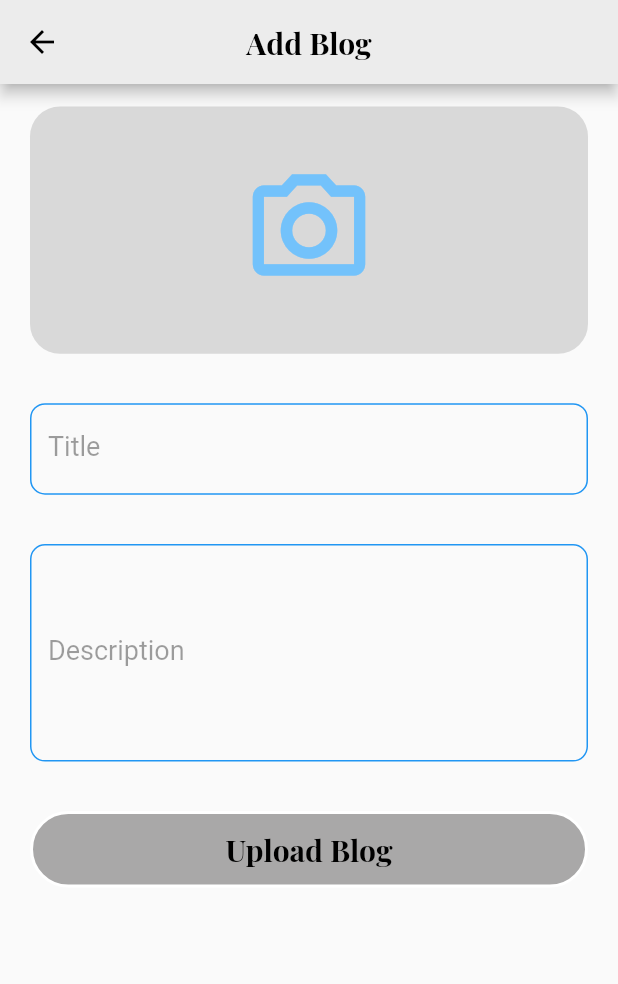
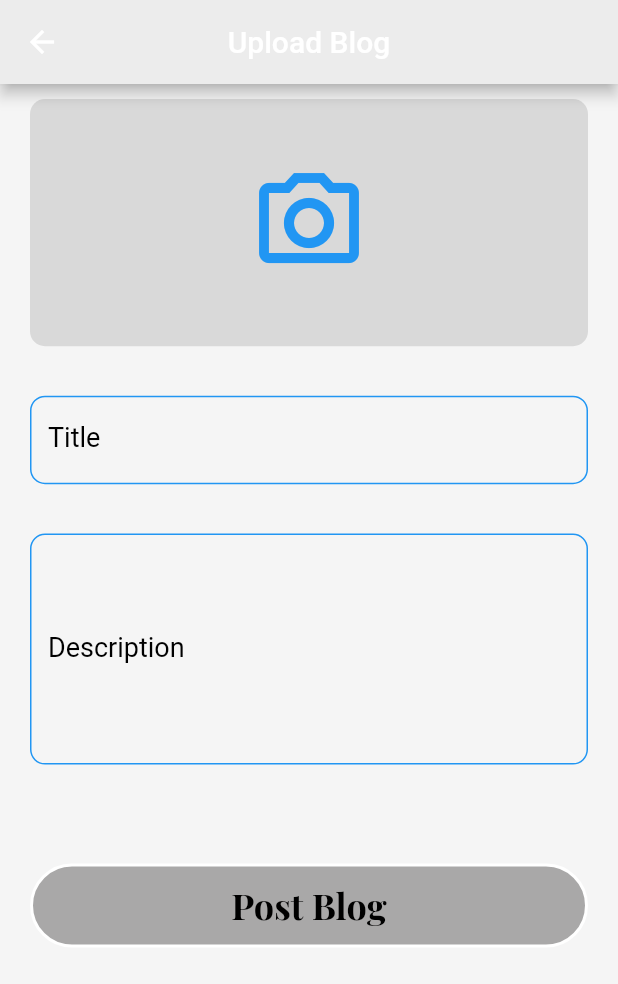
Before and after one commit to Mukaram555/Blog_App, a Flutter app: the HomePage screen opened directly, after a tap on the "add" icon, on a phone screen of 412 x 824 dp. Shown: the top 984 px of the screen. Run offline on Flutter 3.47's test engine with Material 2 defaults, Android fonts, the light colour scheme and no system bars; drawn by our look-alikes of modal_progress_hud_nsn; our stand-ins replace firebase_auth, firebase_core, firebase_database, firebase_storage, fluttertoast, google_fonts and 1 more; accounts and stored records are empty.

Commit message:
Created the home page and also removed the bugs from code

```diff
--- a/lib/main.dart
+++ b/lib/main.dart
@@ -2,9 +2,12 @@ import 'package:bolg_app/screens/splash_screen.dart';
 import 'package:firebase_core/firebase_core.dart';
 import 'package:flutter/material.dart';
 
+import 'firebase_options.dart';
+
 void main()  async{
   WidgetsFlutterBinding.ensureInitialized();
   await Firebase.initializeApp(
+    options: DefaultFirebaseOptions.currentPlatform,
   );
   runApp(const MyApp());
 }
--- a/lib/screens/add_post.dart
+++ b/lib/screens/add_post.dart
@@ -1,15 +1,15 @@
 import 'dart:io';
+import 'package:firebase_auth/firebase_auth.dart';
+import 'package:firebase_storage/firebase_storage.dart';
+import 'package:bolg_app/colors/colors.dart';
 import 'package:bolg_app/const/round_button.dart';
-import 'package:firebase_auth/firebase_auth.dart';
-import 'package:firebase_database/firebase_database.dart';
-import 'package:firebase_storage/firebase_storage.dart' as firebase_storage;
-import 'package:firebase_storage/firebase_storage.dart';
 import 'package:flutter/material.dart';
 import 'package:fluttertoast/fluttertoast.dart';
-import 'package:google_fonts/google_fonts.dart';
 import 'package:image_picker/image_picker.dart';
+import 'package:firebase_database/firebase_database.dart';
 import 'package:modal_progress_hud_nsn/modal_progress_hud_nsn.dart';
-import '../colors/colors.dart';
+
+import 'home_page.dart';
 
 class AddPostScreen extends StatefulWidget {
   const AddPostScreen({Key? key}) : super(key: key);
@@ -19,80 +19,72 @@ class AddPostScreen extends StatefulWidget {
 }
 
 class _AddPostScreenState extends State<AddPostScreen> {
-  @override
-  Widget build(BuildContext context) {
 
-    final postReference = FirebaseDatabase.instance.ref().child("Posts");
-    // firebase_storage.FirebaseStorage storage = firebase_storage.FirebaseStorage.instance;
-    File? image;
-    final formKey = GlobalKey<FormState>();
+  final FirebaseAuth _auth = FirebaseAuth.instance;
+  bool showSpinner = false;
+  final postRef = FirebaseDatabase.instance.ref().child("Posts");
+  FirebaseStorage storage = FirebaseStorage.instance;
+
+  File? _image;
+  final ImagePicker picker = ImagePicker();
+  final _formKey = GlobalKey<FormState>();
   TextEditingController titleController = TextEditingController();
   TextEditingController descriptionController = TextEditingController();
-    final picker = ImagePicker();
-    FirebaseAuth auth = FirebaseAuth.instance;
-    bool showSpinner = false;
-    Future getImageGallery()async{
+
+  Future getImageGallery() async {
     final pickedFile = await picker.pickImage(source: ImageSource.gallery);
+
     setState(() {
       if(pickedFile != null){
-          image = File(pickedFile.path);
-        }
-        else{
+        _image = File(pickedFile.path);
+      }else{
         toastMessage("No Image Selected");
       }
     });
   }
 
-    Future getCameraImage() async{
+  Future getCameraImage() async {
     final pickedFile = await picker.pickImage(source: ImageSource.camera);
+
     setState(() {
       if(pickedFile != null){
-          image = File(pickedFile.path);
-        }
-        else{
+        _image = File(pickedFile.path);
+      }else{
         toastMessage("No Image Selected");
       }
     });
   }
 
-    void dialog(context) {
-      showDialog(
-          context: context,
-          builder: (context) {
+  void dialogAlert(context){
+    showDialog(context: context, builder: (BuildContext context){
       return AlertDialog(
         shape: RoundedRectangleBorder(
-                borderRadius: BorderRadius.circular(10.0),
+          borderRadius: BorderRadius.circular(10),
         ),
         content: SizedBox(
           height: 120,
           child: Column(
             children: [
               InkWell(
-                      onTap: () {
+                onTap: (){
                   getCameraImage();
                   Navigator.pop(context);
                 },
                 child: const ListTile(
-                        title: Text(
-                          "Camera",
-                          style: TextStyle(fontWeight: FontWeight.bold),
-                        ),
                   leading: Icon(Icons.camera_alt),
+                  title: Text("Camera"),
                 ),
               ),
               InkWell(
-                      onTap: () {
+                onTap: (){
                   getImageGallery();
                   Navigator.pop(context);
                 },
                 child: const ListTile(
-                        title: Text(
-                          "Gallery",
-                          style: TextStyle(fontWeight: FontWeight.bold),
+                  leading: Icon(Icons.photo),
+                  title: Text("Gallery"),
                 ),
-                        leading: Icon(Icons.photo),
-                      ),
-                    ),
+              )
             ],
           ),
         ),
@@ -100,58 +92,45 @@ class _AddPostScreenState extends State<AddPostScreen> {
     });
   }
 
+
+  @override
+  Widget build(BuildContext context) {
     return ModalProgressHUD(
       inAsyncCall: showSpinner,
       child: Scaffold(
-        appBar: AppBar(
+        backgroundColor: const Color(0xffF5F5F5),
+        appBar: AppBar(title: const Text("Upload Blog"),
+        centerTitle: true,
         backgroundColor: appbarBackgroundColorAddBlog,
-          automaticallyImplyLeading: false,
-          leading: IconButton(
-            icon: const Icon(Icons.arrow_back, color: Colors.black),
-            onPressed: () => Navigator.of(context).pop(),
-          ),
-          centerTitle: true,
-          title: Text(
-            "Add Blog",
-            style: GoogleFonts.playfairDisplay(
-              color: appBarTextColor,
-              fontWeight: FontWeight.bold,
-              fontSize: 20,
-            ),
-          ),
         ),
         body: SingleChildScrollView(
           child: Padding(
-            padding: const EdgeInsets.symmetric(horizontal: 20, vertical: 15),
+            padding: const EdgeInsets.symmetric(vertical: 10, horizontal: 20),
             child: Column(
-              mainAxisAlignment: MainAxisAlignment.center,
               children: [
                 InkWell(
-                  onTap: () {
-                    dialog(context);
+                  onTap: (){
+                    dialogAlert(context);
                   },
                   child: Center(
                     child: SizedBox(
-                      height: MediaQuery.of(context).size.height * .2,
-                      width: MediaQuery.of(context).size.width * 1,
-
-                      child: image != null ? Image.file(
-                        image!.absolute,
+                      width: MediaQuery.of(context).size.width *1,
+                      height: MediaQuery.of(context).size.height * 0.2,
+                      child: _image != null ? ClipRRect(
+                        child: Image.file(
+                          _image!.absolute,
+                          height: 100,
                           width: 100,
-                        height: 100,
-                        fit: BoxFit.fitHeight,
-                      ): Container(
+                          fit: BoxFit.cover,
+                        ),
+                      ):Container(
                         decoration: BoxDecoration(
-                                borderRadius: BorderRadius.circular(20),
                           color: containerBackgroundColor,
+                          borderRadius: BorderRadius.circular(10),
                         ),
                         width: 100,
                         height: 100,
-                              child: Icon(
-                                Icons.camera_alt_outlined,
-                                color: iconColorForImage,
-                                size: 90,
-                              ),
+                        child: const Icon(Icons.camera_alt_outlined,size: 80,color: Colors.blue,),
                       ),
                     ),
                   ),
@@ -160,116 +139,86 @@ class _AddPostScreenState extends State<AddPostScreen> {
                   height: MediaQuery.of(context).size.height * 0.04,
                 ),
                 Form(
-                  key: formKey,
+                  key: _formKey,
                     child: Column(
                   children: [
                     TextFormField(
                       controller: titleController,
-                        style: const TextStyle(color: Colors.black, fontSize: 18),
+                      keyboardType: TextInputType.text,
+                      minLines: 1,
                       decoration: InputDecoration(
-                          hintText: "Enter Blog Title here...",
+                        hintText: "Title...",
                         labelText: "Title",
-                          labelStyle: const TextStyle(color: Colors.black38),
-                          hintStyle: const TextStyle(color: Colors.black38),
-                          enabledBorder: OutlineInputBorder(
+                        labelStyle: TextStyle(color: appBarTextColor,fontSize: 18,),
+                        border: OutlineInputBorder(
                           borderRadius: BorderRadius.circular(10),
-                            borderSide: const BorderSide(color: Colors.blue),
+                          borderSide: const BorderSide(color: Colors.blue,width: 1,),
                         ),
-                          focusedErrorBorder: OutlineInputBorder(
+                        focusedBorder: OutlineInputBorder(
+                          borderSide: const BorderSide(color: Colors.greenAccent,width: 1,),
                           borderRadius: BorderRadius.circular(10),
-                            borderSide: const BorderSide(color: Colors.red),
                         ),
-                          errorBorder: OutlineInputBorder(
+                        enabledBorder:  OutlineInputBorder(
+                          borderSide: const BorderSide(color: Colors.blue,width: 1,),
                           borderRadius: BorderRadius.circular(10),
-                            borderSide: const BorderSide(color: Colors.red),
-                          ),
-                          errorStyle: TextStyle(color: textColor),
-                          focusedBorder: OutlineInputBorder(
-                            borderRadius: BorderRadius.circular(10),
-                            borderSide: const BorderSide(color: Colors.black54),
                         ),
                       ),
-                        validator: (value) {
-                          return value!.isEmpty
-                              ? "Please Enter Blog Title"
-                              : null;
-                        },
                     ),
                     SizedBox(
                       height: MediaQuery.of(context).size.height * 0.04,
                     ),
                     TextFormField(
                       controller: descriptionController,
-                        maxLines: 5,
-                        style: const TextStyle(color: Colors.black, fontSize: 18),
+                      maxLines: 6,
+                      keyboardType: TextInputType.text,
                       decoration: InputDecoration(
-                          hintText: "Enter the Details here...",
+                          hintText: "Description...",
                           labelText: "Description",
-                          labelStyle: const TextStyle(
-                            color: Colors.black38,
+                          floatingLabelAlignment: FloatingLabelAlignment.start,
+                          labelStyle: TextStyle(color: appBarTextColor,fontSize: 18,),
+                          border: OutlineInputBorder(
+                            borderRadius: BorderRadius.circular(10),
+                            borderSide: const BorderSide(color: Colors.blue,width: 1,),
                           ),
-                          hintStyle: const TextStyle(color: Colors.black38),
-                          enabledBorder: OutlineInputBorder(
+                          focusedBorder: OutlineInputBorder(
+                            borderSide: const BorderSide(color: Colors.greenAccent,width: 1,),
                             borderRadius: BorderRadius.circular(10),
-                            borderSide: const BorderSide(color: Colors.blue),
                           ),
-                          focusedErrorBorder: OutlineInputBorder(
+                        enabledBorder:  OutlineInputBorder(
+                          borderSide: const BorderSide(color: Colors.blue,width: 1,),
                           borderRadius: BorderRadius.circular(10),
-                            borderSide: const BorderSide(color: Colors.red),
-                          ),
-                          errorBorder: OutlineInputBorder(
-                            borderRadius: BorderRadius.circular(10),
-                            borderSide: const BorderSide(color: Colors.red),
-                          ),
-                          errorStyle: TextStyle(color: textColor),
-                          focusedBorder: OutlineInputBorder(
-                            borderRadius: BorderRadius.circular(10),
-                            borderSide: const BorderSide(color: Colors.black54),
                         ),
                       ),
-                        validator: (value) {
-                          return value!.isEmpty
-                              ? "Please Enter Blog Title"
-                              : null;
-                        },
                     ),
                     SizedBox(
-                        height: MediaQuery.of(context).size.height * 0.04,
+                      height: MediaQuery.of(context).size.height * 0.08,
                     ),
-                      RoundButton(
-                          title: "Upload Blog",
-                          sizeOfText: 20,
-                          onPressed: () async{
-
+                    RoundButton(title: "Post Blog", onPressed: () async{
                       setState(() {
                         showSpinner = true;
                       });
                       try{
-
                         int date = DateTime.now().millisecondsSinceEpoch;
 
-                              firebase_storage.Reference ref = firebase_storage.FirebaseStorage.instance.ref("/BlogApp $date");
-                              UploadTask uploadTask = ref.putFile(image!.absolute);
-
+                        var refer = await FirebaseStorage.instance.ref("/blogapp$date").child('images').putFile(_image!.absolute);
+                        TaskSnapshot uploadTask = refer;
                         await Future.value(uploadTask);
-                              final User? user = auth.currentUser;
-
-                              var newUrl = await ref.getDownloadURL();
-                              postReference.child("Post List").child(date.toString()).set({
-
-                                "pID" : date.toString(),
+                        var newUrl =await refer.ref.getDownloadURL();
+                        final User? user = _auth.currentUser;
+                        postRef.child("Post List").child(date.toString()).set({
+                          "pPostID": date.toString(),
                           "pImage" : newUrl.toString(),
-                                "pTime" : date.toString(),
-                                "pTitle" : titleController.text.toString(),
-                                "pDescription" : descriptionController.text.toString(),
-                                "uEmail" : user!.email.toString(),
-                                "uID" : user.uid.toString(),
-
+                          "pTime": date.toString(),
+                          "pTitle": titleController.text.toString(),
+                          "pDescription": descriptionController.text.toString(),
+                          "pEmail": user!.email,
+                          "pId": user.uid,
                         }).then((value){
-                                toastMessage("Post Published");
                           setState(() {
                             showSpinner = false;
                           });
+                          toastMessage("Post Published");
+                          Navigator.push(context, MaterialPageRoute(builder: (context)=>const HomePage(),),);
                         }).onError((error, stackTrace) {
                           setState(() {
                             showSpinner = false;
@@ -278,20 +227,19 @@ class _AddPostScreenState extends State<AddPostScreen> {
                         });
 
                       }catch(e){
+                        toastMessage(e.toString());
                         setState(() {
                           showSpinner = false;
                         });
-                              toastMessage(e.toString());
                       }
-                          }
-        ),
+                    },sizeOfText: 24,),
                   ],
-                  ),
-                ),
+                ),),
               ],
             ),
           ),
         ),
+
       ),
     );
   }
--- a/lib/screens/home_page.dart
+++ b/lib/screens/home_page.dart
@@ -2,6 +2,8 @@ import 'package:bolg_app/colors/colors.dart';
 import 'package:bolg_app/screens/add_post.dart';
 import 'package:bolg_app/screens/login_page.dart';
 import 'package:firebase_auth/firebase_auth.dart';
+import 'package:firebase_database/firebase_database.dart';
+import 'package:firebase_database/ui/firebase_animated_list.dart';
 import 'package:flutter/material.dart';
 import 'package:google_fonts/google_fonts.dart';
 
@@ -13,19 +15,15 @@ class HomePage extends StatefulWidget {
 }
 
 class _HomePageState extends State<HomePage> {
+  final reference = FirebaseDatabase.instance.ref().child('Posts');
+  final FirebaseAuth _auth = FirebaseAuth.instance;
+
   @override
   Widget build(BuildContext context) {
     return Scaffold(
       appBar: AppBar(
         leading: const Icon(Icons.drag_handle),
         actions: [
-          InkWell(
-            onTap: () {},
-            child: const Icon(
-              Icons.person,
-              size: 40,
-            ),
-          ),
           SizedBox(
             width: MediaQuery.of(context).size.width * 0.02,
           ),
@@ -38,22 +36,29 @@ class _HomePageState extends State<HomePage> {
                 ),
               );
             },
-            child: const Icon(Icons.add,size: 20,),
+            child: const Icon(
+              Icons.add,
+              size: 30,
+            ),
           ),
           SizedBox(
             width: MediaQuery.of(context).size.width * 0.02,
           ),
           InkWell(
-            onTap: () async{
-              await FirebaseAuth.instance.signOut();
+            onTap: ()  {
+              _auth.signOut().then((value) {
                 Navigator.push(
                   context,
                   MaterialPageRoute(
                     builder: (context) => const LoginPage(),
                   ),
                 );
+              });
             },
-            child: const Icon(Icons.lock,size: 20,),
+            child: const Icon(
+              Icons.logout,
+              size: 30,
+            ),
           ),
           SizedBox(
             width: MediaQuery.of(context).size.width * 0.02,
@@ -70,6 +75,72 @@ class _HomePageState extends State<HomePage> {
           ),
         ),
       ),
+      body: Column(
+        children: [
+          Expanded(
+            child: FirebaseAnimatedList(
+              query: reference.child('Post List'),
+              itemBuilder: (BuildContext context, DataSnapshot snapshot,
+                  Animation<double> animation, int index) {
+                return Padding(
+                  padding:
+                      const EdgeInsets.symmetric(horizontal: 10, vertical: 10),
+                  child: Padding(
+                    padding: const EdgeInsets.all(10.0),
+                    child: Container(
+                      decoration: BoxDecoration(
+                        borderRadius: BorderRadius.circular(10),
+                      ),
+                      child: Column(
+                          mainAxisAlignment: MainAxisAlignment.start,
+                          crossAxisAlignment: CrossAxisAlignment.start,
+                          children: [
+                            ClipRRect(
+                              borderRadius: BorderRadius.circular(10),
+                              child: FadeInImage.assetNetwork(
+                                fit: BoxFit.cover,
+                                width: MediaQuery.of(context).size.width * 1,
+                                height:
+                                    MediaQuery.of(context).size.height * 0.25,
+                                placeholder: "assets/placeholder.png",
+                                image:
+                                    snapshot.child("pImage").value.toString(),
+                              ),
+                            ),
+                            SizedBox(
+                              height: MediaQuery.of(context).size.height * 0.02,
+                            ),
+                            Padding(
+                              padding:
+                                  const EdgeInsets.symmetric(horizontal: 10),
+                              child: Text(
+                                snapshot.child("pEmail").value.toString(),
+                                style: const TextStyle(
+                                  fontSize: 15,
+                                  fontWeight: FontWeight.bold,
+                                ),
+                              ),
+                            ),
+                            Padding(
+                              padding:
+                                  const EdgeInsets.symmetric(horizontal: 10),
+                              child: Text(
+                                snapshot.child("pDescription").value.toString(),
+                                style: const TextStyle(
+                                  fontSize: 15,
+                                  fontWeight: FontWeight.normal,
+                                ),
+                              ),
+                            ),
+                          ]),
+                    ),
+                  ),
+                );
+              },
+            ),
+          ),
+        ],
+      ),
     );
   }
 }
--- a/lib/screens/sign_up.dart
+++ b/lib/screens/sign_up.dart
@@ -222,14 +222,12 @@ class _SignInState extends State<SignIn> {
 
                           try{
 
-                            await _auth.createUserWithEmailAndPassword(email: email.toString().trim(), password: password.toString().trim());
+                            final userCreated = await _auth.createUserWithEmailAndPassword(email: email.toString().trim(), password: password.toString().trim());
                             toastMessage("User Successfully Created");
                             setState(() {
                               showSpinner = false;
                             },);
-
                             Navigator.push(context, MaterialPageRoute(builder: (context)=>const OptionScreen(),),);
-
                           }on FirebaseAuthException catch (e) {
                             if (e.code == 'weak-password') {
                               setState(() {
--- a/pubspec.yaml
+++ b/pubspec.yaml
@@ -45,6 +45,7 @@ dependencies:
   firebase_database: ^10.0.9
   firebase_storage: ^11.0.10
   intl: ^0.17.0
+  firebase_analytics: ^10.1.0
 
 dev_dependencies:
   flutter_test:
```
Also changed, not shown: lib/screens/login_page.dart (+9 -9 lines), assets/placeholder.png (added), pubspec.lock, 1 other file. Lines whose indentation alone changed are shown as unchanged.
